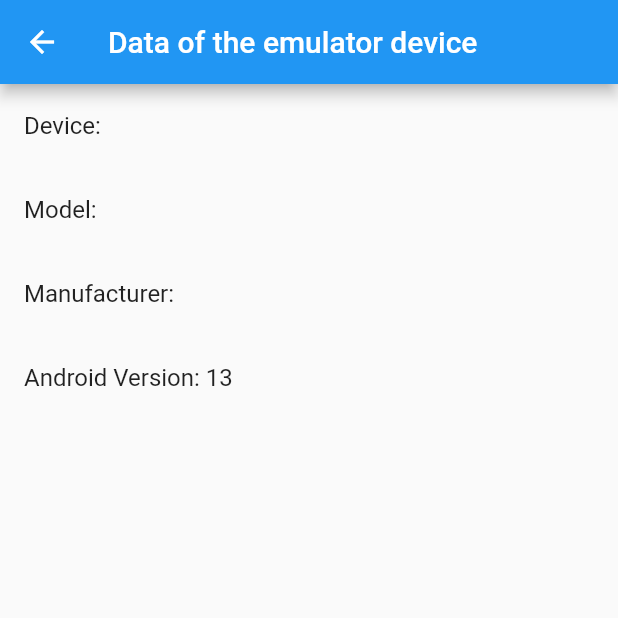
After one commit to agnespapp0729/state_machine, a Flutter app: the EmulatorData screen opened by its route, on a phone screen of 412 x 824 dp, the top half of it. The commit adds this screen. Run offline on Flutter 3.47's test engine with Material 2 defaults, Android fonts, the phone set to English and light mode, and no system bars; our stand-ins replace animated_splash_screen, device_info, hive, hive_flutter; accounts and stored records are empty.

Commit message:
emulator data class added

```diff
--- /dev/null
+++ b/lib/emulator_data_page.dart
@@ -0,0 +1,57 @@
+import 'dart:io';
+
+import 'package:device_info/device_info.dart';
+import 'package:flutter/material.dart';
+
+class EmulatorData extends StatefulWidget {
+  const EmulatorData({super.key});
+
+  @override
+  State<EmulatorData> createState() => _EmulatorDataState();
+}
+
+class _EmulatorDataState extends State<EmulatorData> {
+  List<String> emData = [];
+
+  @override
+  void initState() {
+    super.initState();
+    _getEmData();
+  }
+
+  Future<void> _getEmData() async {
+    DeviceInfoPlugin deviceInfo = DeviceInfoPlugin();
+
+    if (Platform.isAndroid) {
+      AndroidDeviceInfo androidInfo = await deviceInfo.androidInfo;
+      emData.add('Device: ${androidInfo.device}');
+      emData.add('Model: ${androidInfo.model}');
+      emData.add('Manufacturer: ${androidInfo.manufacturer}');
+      emData.add('Android Version: ${androidInfo.version.release}');
+    } else if (Platform.isIOS) {
+      IosDeviceInfo iosInfo = await deviceInfo.iosInfo;
+      emData.add('Device: ${iosInfo.utsname.machine}');
+      emData.add('Model: ${iosInfo.model}');
+      emData.add('System Name: ${iosInfo.systemName}');
+      emData.add('System Version: ${iosInfo.systemVersion}');
+    }
+
+    setState(() {});
+  }
+
+  @override
+  Widget build(BuildContext context) {
+    return Scaffold(
+      appBar: AppBar(
+        title: const Text('Data of the emulator device'),
+      ),
+      body: ListView.builder(
+          itemCount: emData.length,
+          itemBuilder: (context, index) {
+            return ListTile(
+              title: Text(emData[index]),
+            );
+          }),
+    );
+  }
+}
--- a/lib/home_page.dart
+++ b/lib/home_page.dart
@@ -164,6 +164,8 @@ class _HomePageState extends State<HomePage> {
           : SingleChildScrollView(
               child: Column(
                 children: [
+                  Column(
+                    children: [
                       _buildDropdownButton(),
                       Container(
                         color: _selectedBgColor,
@@ -199,6 +201,17 @@ class _HomePageState extends State<HomePage> {
                       ),
                     ],
                   ),
+                  ElevatedButton(
+                    onPressed: () {
+                      Navigator.pushNamed(context, '/data');
+                    },
+                    style: ButtonStyle(
+                      backgroundColor: MaterialStateProperty.all(Colors.orange),
+                    ),
+                    child: const Text("Get emulator data"),
+                  ),
+                ],
+              ),
             ),
       floatingActionButton: FloatingActionButton(
         onPressed: () => _showForm(context, null),
--- a/lib/main.dart
+++ b/lib/main.dart
@@ -1,5 +1,6 @@
 import 'package:animated_splash_screen/animated_splash_screen.dart';
 import 'package:flutter/material.dart';
+import 'package:state_machine/emulator_data_page.dart';
 import 'package:state_machine/home_page.dart';
 import 'package:state_machine/login_page.dart';
 import 'package:hive_flutter/hive_flutter.dart';
@@ -26,6 +27,7 @@ class MyApp extends StatelessWidget {
               splashTransition: SplashTransition.rotationTransition,
             ),
         '/home': (context) => const HomePage(),
+        '/data': (context) => const EmulatorData()
       },
       //home: const SplashPage(),
     );
--- a/pubspec.yaml
+++ b/pubspec.yaml
@@ -39,6 +39,7 @@ dependencies:
   dev: ^1.0.0
   hive: ^2.2.3
   hive_flutter: ^1.1.0
+  device_info: ^2.0.2
 
 dev_dependencies:
   flutter_test:
```
Also changed, not shown: pubspec.lock. Lines whose indentation alone changed are shown as unchanged.
